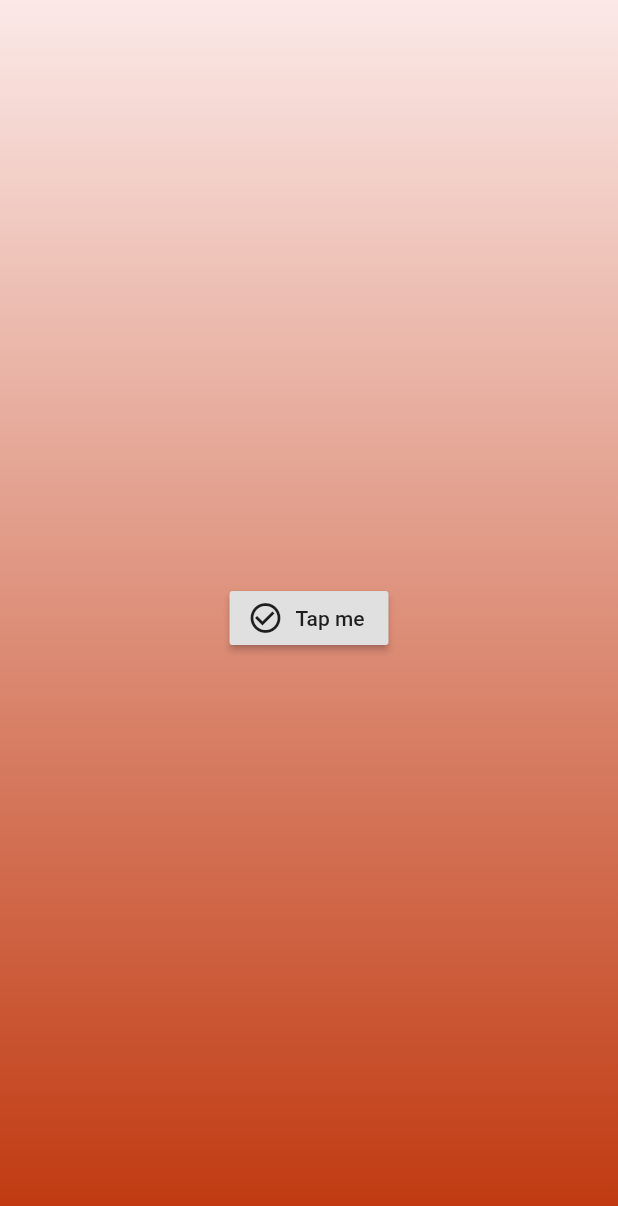
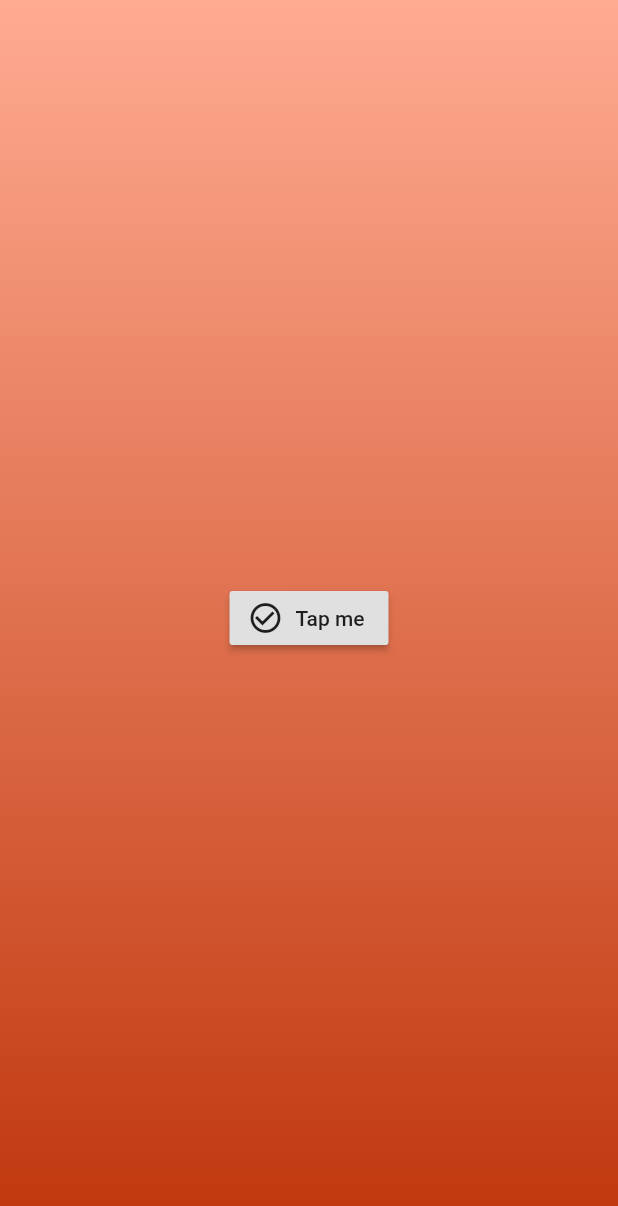
Before and after one commit to OliverCulleyDeLange/ctw_flutter, a Flutter app: the screen it shows after launch, after a tap on an icon or button, on a phone screen of 412 x 824 dp. Shown: the top 1206 px of the screen. Run offline on Flutter 3.47's test engine with Material 2 defaults, Android fonts, the phone set to English and light mode, and no system bars.

Commit message:
Success pop up styling and stars

```diff
--- a/lib/screens/challenges/base-challenge.dart
+++ b/lib/screens/challenges/base-challenge.dart
@@ -21,7 +21,7 @@ class _BaseChallengeState extends State<BaseChallenge> {
     setState(() {
       completed = true;
     });
-    await Future.delayed(Duration(seconds: 2));
+    await Future.delayed(Duration(seconds: 1));
     Navigator.pop(context, true);
   }
 
@@ -38,8 +38,8 @@ class _BaseChallengeState extends State<BaseChallenge> {
                   // Add one stop for each color. Stops should increase from 0 to 1
                   stops: [0, 1],
                   colors: [
-                    gradient1_1,
-                    gradient1_2,
+                    backgroundGradient_1,
+                    backgroundGradient_2,
                   ],
                 )),
             child: SafeArea(
--- a/lib/screens/widgets/challenge-tile.dart
+++ b/lib/screens/widgets/challenge-tile.dart
@@ -18,7 +18,7 @@ class _ChallengeTileState extends State<ChallengeTile>
   void initState() {
     super.initState();
     _controller = AnimationController(
-      duration: const Duration(seconds: 2),
+      duration: const Duration(seconds: 1),
       vsync: this,
     );
     _colorTween = ColorTween(
--- a/lib/theme.dart
+++ b/lib/theme.dart
@@ -4,8 +4,11 @@ import 'package:flutter/material.dart';
 var theme = Colors.deepOrange;
 var typography = Typography.whiteMountainView;
 
-var gradient1_1 = theme.shade50;
-var gradient1_2 = theme.shade900;
+var backgroundGradient_1 = theme.shade200;
+var backgroundGradient_2 = theme.shade900;
+
+var successPopupGradient_1 = theme.shade900;
+var successPopupGradient_2 = theme.shade600;
 
 
 ThemeData getTheme() {
@@ -22,7 +25,7 @@ ThemeData getTheme() {
     cardColor: theme.shade900,
 //    dividerColor: Colors.black,
 //    indicatorColor: primary,
-//      iconTheme: IconThemeData(color: Colors.pink),
+    iconTheme: IconThemeData(color: Colors.white70),
 //      accentIconTheme: IconThemeData(color: Colors.purple),
 //    primaryIconTheme: IconThemeData(color: primary),
 //    appBarTheme: AppBarTheme(
@@ -36,6 +39,7 @@ ThemeData getTheme() {
 //    ),
     textTheme: typography.copyWith(
       display2: typography.display2.copyWith(fontWeight: FontWeight.w200),
+      display3: typography.display3.copyWith(fontWeight: FontWeight.w200),
     ),
 //    accentTextTheme: Typography.whiteMountainView.copyWith(
 //      display2: TextStyle(fontWeight: FontWeight.w100),
```
Also changed, not shown: lib/screens/widgets/success-popup.dart (+48 -3 lines).
